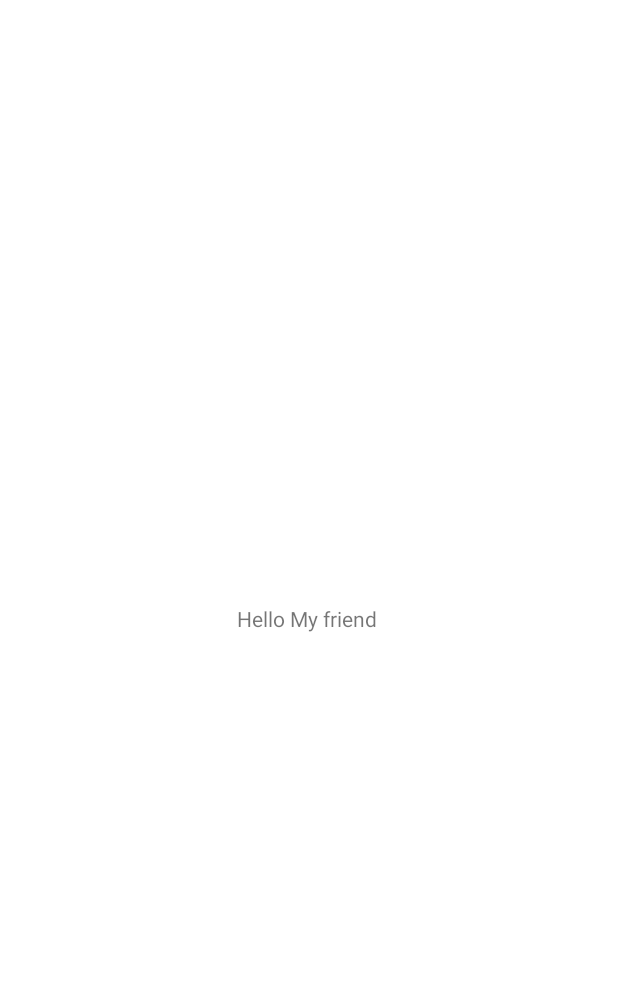
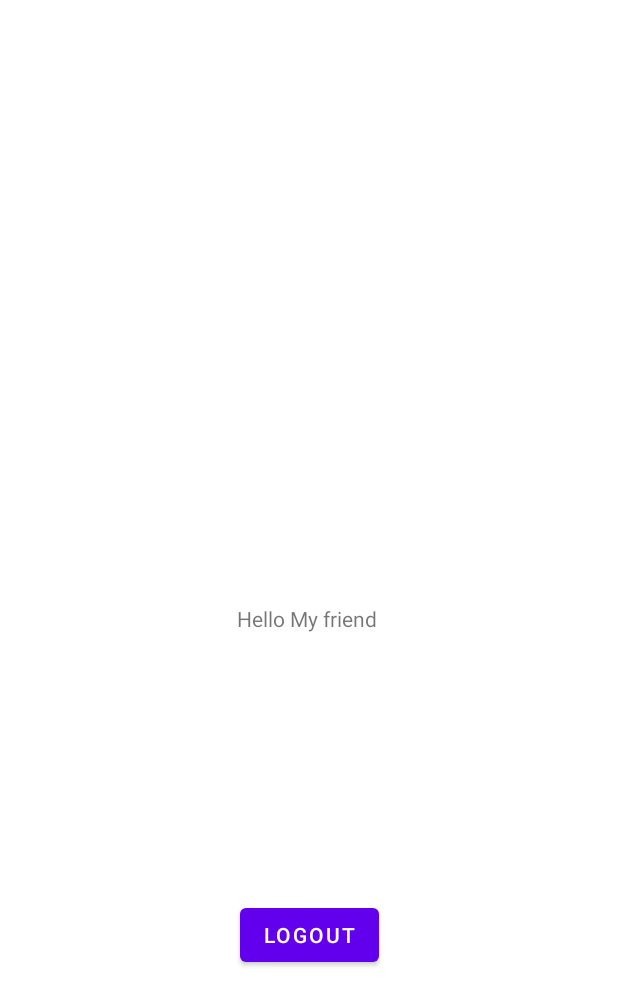
Before and after one commit to MichalDurlak/MyPersonalTrainer, an Android app: the HomePageActivity screen opened directly, with no data from a screen before it, on a phone screen of 412 x 824 dp. Before the commit the part shown is almost empty. Shown: the top 1006 px of the screen. Run offline under Robolectric (Android 15) with nearby library versions, the phone set to English and light mode, and no system bars.

Commit message:
Added Checking login and password in database When login and password are correct -> move to HomePageActivity When login and password are incorrect -> show Toast "something went wrong" Added button Logout to the HomePageActivity

```diff
--- a/app/src/main/java/com/example/mypersonaltrainer/HomePageActivity.kt
+++ b/app/src/main/java/com/example/mypersonaltrainer/HomePageActivity.kt
@@ -1,11 +1,24 @@
 package com.example.mypersonaltrainer
 
+import android.content.Intent
 import androidx.appcompat.app.AppCompatActivity
 import android.os.Bundle
+import kotlinx.android.synthetic.main.activity_home_page.*
 
 class HomePageActivity : AppCompatActivity() {
     override fun onCreate(savedInstanceState: Bundle?) {
         super.onCreate(savedInstanceState)
         setContentView(R.layout.activity_home_page)
+
+
+
+
+        btn_Logout.setOnClickListener(){
+            val intent: Intent = Intent(applicationContext,MainActivity::class.java)
+
+            startActivity(intent)
+
+        }
     }
+
 }
--- a/app/src/main/res/layout/activity_home_page.xml
+++ b/app/src/main/res/layout/activity_home_page.xml
@@ -15,4 +15,14 @@
         app:layout_constraintEnd_toEndOf="parent"
         app:layout_constraintStart_toStartOf="parent"
         app:layout_constraintTop_toTopOf="parent" />
+
+    <Button
+        android:id="@+id/btn_Logout"
+        android:layout_width="wrap_content"
+        android:layout_height="wrap_content"
+        android:text="Logout"
+        app:layout_constraintBottom_toBottomOf="parent"
+        app:layout_constraintEnd_toEndOf="parent"
+        app:layout_constraintStart_toStartOf="parent"
+        app:layout_constraintTop_toBottomOf="@+id/textView" />
 </androidx.constraintlayout.widget.ConstraintLayout>
```
Also changed, not shown: app/src/main/java/com/example/mypersonaltrainer/MainActivity.kt (+34 -1 lines), app/src/main/java/com/example/mypersonaltrainer/UserDB.kt (+35 -0 lines).
